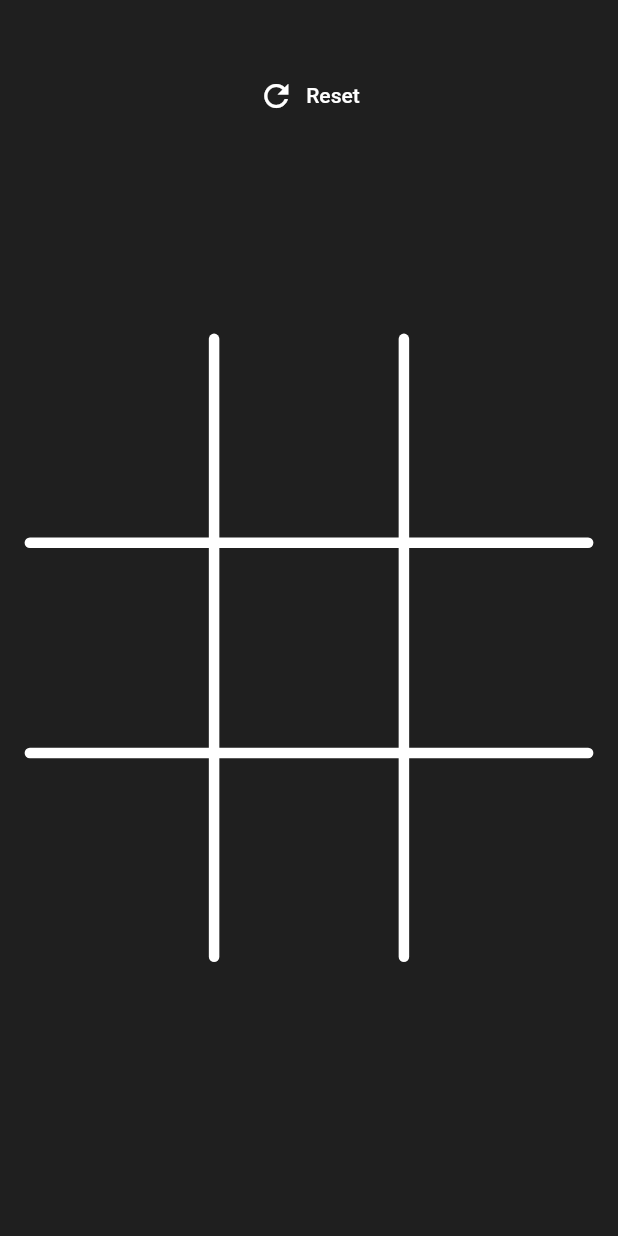
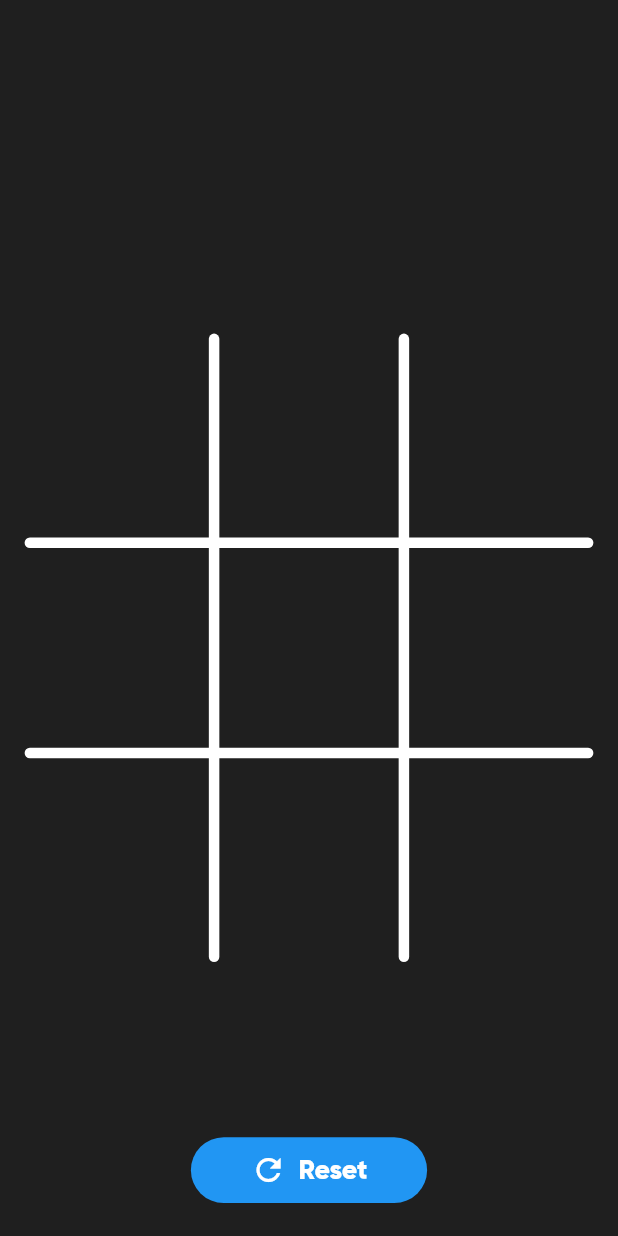
Before and after one commit to surajsisodia/tic-tac-toe, a Flutter app: the screen it shows after launch, after a tap on "Reset", on a phone screen of 412 x 824 dp. Run offline on Flutter 3.47's test engine with Material 2 defaults, Android fonts, the phone set to English and light mode, and no system bars; our stand-ins replace flutter_riverpod, flutter_screenutil, riverpod.

Commit message:
Fix: Riverpod + Grid State

```diff
--- a/lib/enums/tile_type.dart
+++ /dev/null
@@ -1 +0,0 @@
-enum TileType { Circle, Square }
--- a/lib/main.dart
+++ b/lib/main.dart
@@ -1,24 +1,20 @@
 import 'package:flutter/material.dart';
 import 'package:flutter_riverpod/flutter_riverpod.dart';
 import 'package:flutter_screenutil/flutter_screenutil.dart';
-import 'package:get_it/get_it.dart';
 import 'package:tic_tac_toe/screens/home_page.dart';
-import 'package:tic_tac_toe/utils.dart/theme.dart';
-import 'package:tic_tac_toe/view_model/home_page_state.dart';
+import 'package:tic_tac_toe/utils/theme.dart';
 
 void main() async {
   await ScreenUtil.ensureScreenSize();
 
-  getIt.registerSingleton<HomePageState>(HomePageState());
   runApp(const MyApp());
 }
 
-final getIt = GetIt.instance;
+GlobalKey<NavigatorState> navigationKey = GlobalKey();
 
 class MyApp extends StatelessWidget {
   const MyApp({super.key});
 
-  // This widget is the root of your application.
   @override
   Widget build(BuildContext context) {
     return ScreenUtilInit(
@@ -26,8 +22,9 @@ class MyApp extends StatelessWidget {
         builder: (context, _) {
           return ProviderScope(
             child: MaterialApp(
-              title: 'Flutter Demo',
+              title: 'Tic-Tac-Toe',
               debugShowCheckedModeBanner: false,
+              navigatorKey: navigationKey,
               theme: AppTheme().theme(),
               home: HomePage(),
             ),
--- a/lib/riverpod/app_flow_provider.dart
+++ /dev/null
@@ -1,68 +0,0 @@
-import 'package:flutter/material.dart';
-import 'package:riverpod/riverpod.dart';
-
-final chanceProvider = StateProvider<bool>((ref) => false);
-
-// final gridProvider = StateProvider<List<List<String>>>(
-//     (ref) => List.generate(3, (index) => List.generate(3, (i) => "")));
-
-// class GridStateNotifier extends StateNotifier {
-//   GridStateNotifier(super.state);
-
-//   checkWinner() {
-//     //Check Horizontal
-//   }
-// }
-
-final gridStateProvider = StateProvider<GridState>((ref) => GridState());
-
-class GridState {
-  List<List<String>> grid =
-      List.generate(3, (index) => List.generate(3, (i) => ""));
-  String? winner;
-
-  @override
-  bool operator ==(Object object) {
-    return (object is GridState) &&
-        (object.grid == this.grid || object.grid == this.winner);
-  }
-
-  void setWinner() {
-    winner = checkWinner();
-  }
-
-  String? checkWinner() {
-    //Check Horizontal
-    for (int i = 0; i < 3; i++) {
-      if (grid[i][0] == 'o' && grid[i][1] == 'o' && grid[i][2] == 'o')
-        return 'o';
-      else if (grid[i][0] == 'x' && grid[i][1] == 'x' && grid[i][2] == 'x')
-        return 'x';
-    }
-
-    //Check Vertically
-    for (int i = 0; i < 3; i++) {
-      if (grid[0][i] == 'o' && grid[1][i] == 'o' && grid[2][i] == 'o')
-        return 'o';
-      else if (grid[0][i] == 'x' && grid[1][i] == 'x' && grid[2][i] == 'x')
-        return 'x';
-    }
-
-    //Check Top-Left to Bottom right Diagonally
-    if (grid[0][0] == 'o' && grid[1][1] == 'o' && grid[2][2] == 'o')
-      return 'o';
-    else if (grid[0][0] == 'x' && grid[1][1] == 'x' && grid[2][2] == 'x')
-      return 'x';
-
-    //Check Top-right to Bottom left Diagonally
-    if (grid[0][2] == 'o' && grid[1][1] == 'o' && grid[2][0] == 'o')
-      return 'o';
-    else if (grid[0][2] == 'x' && grid[1][1] == 'x' && grid[2][0] == 'x')
-      return 'x';
-
-    return null;
-  }
-}
-
-// final homeStateNotifier =
-//     StateNotifierProvider<GridState>((ref) => GridState(state));
--- /dev/null
+++ b/lib/riverpod/grid_state_provider.dart
@@ -0,0 +1,9 @@
+import 'package:riverpod/riverpod.dart';
+import 'package:tic_tac_toe/view_model/grid_state_model.dart';
+
+final gridStateProvider = StateProvider<GridState>(
+  (ref) => GridState(
+    grid: List.generate(3, (index) => List.generate(3, (i) => "")),
+    chance: true,
+  ),
+);
--- a/lib/screens/home_page.dart
+++ b/lib/screens/home_page.dart
@@ -1,11 +1,13 @@
 import 'package:flutter/material.dart';
 import 'package:flutter_riverpod/flutter_riverpod.dart';
 import 'package:flutter_screenutil/flutter_screenutil.dart';
-import 'package:tic_tac_toe/riverpod/app_flow_provider.dart';
-import 'package:tic_tac_toe/utils.dart/palettes.dart';
+import 'package:tic_tac_toe/riverpod/grid_state_provider.dart';
+import 'package:tic_tac_toe/utils/palettes.dart';
+import 'package:tic_tac_toe/view_model/grid_state_model.dart';
 import 'package:tic_tac_toe/widgets/circle.dart';
 import 'package:tic_tac_toe/widgets/cross.dart';
 import 'package:tic_tac_toe/widgets/grid.dart';
+import 'package:tic_tac_toe/widgets/pattern_line.dart';
 
 class HomePage extends StatelessWidget {
   const HomePage({super.key});
@@ -21,39 +23,38 @@ class HomePage extends StatelessWidget {
             Padding(
               padding: const EdgeInsets.only(top: 20),
               child: Align(
-                alignment: Alignment.topCenter,
-                child: TextButton.icon(
-                  onPressed: () {},
+                alignment: Alignment.bottomCenter,
+                child: Consumer(builder: (context, ref, _) {
+                  return TextButton.icon(
+                    onPressed: () {
+                      ref.read(gridStateProvider.notifier).state = GridState(
+                        grid: List.generate(
+                            3, (index) => List.generate(3, (i) => "")),
+                        chance: true,
+                        winner: null,
+                        lineCoord: null,
+                      );
+                    },
+                    style: TextButton.styleFrom(
+                      backgroundColor: Colors.blue,
+                      shape: RoundedRectangleBorder(
+                          borderRadius: BorderRadius.circular(200.w)),
+                      padding: EdgeInsets.symmetric(
+                          horizontal: 40.w, vertical: 10.w),
+                    ),
                     icon: Icon(
                       Icons.refresh,
                       color: Colors.white,
                     ),
                     label: Text(
                       "Reset",
-                    style: TextStyle(color: Colors.white),
+                      style: Theme.of(context).textTheme.bodyText1!.copyWith(
+                          fontSize: 18.sp, fontWeight: FontWeight.w700),
+                    ),
+                  );
+                }),
               ),
             ),
-              ),
-            ),
-            Consumer(builder: (context, ref, _) {
-              final gridState = ref.watch(gridStateProvider).winner;
-              final chance = ref.watch(chanceProvider);
-
-              print("Winner : $gridState");
-              return gridState != null
-                  ? Padding(
-                      padding: const EdgeInsets.only(bottom: 20),
-                      child: Align(
-                        alignment: Alignment.bottomCenter,
-                        child: Text(
-                          "$gridState Win",
-                          style:
-                              TextStyle(color: Colors.white, fontSize: 24.sp),
-                        ),
-                      ),
-                    )
-                  : SizedBox();
-            }),
             Align(
               alignment: Alignment.center,
               child: Container(
@@ -65,6 +66,21 @@ class HomePage extends StatelessWidget {
                 ),
               ),
             ),
+            Consumer(builder: (context, ref, _) {
+              final gridState = ref.watch(gridStateProvider);
+
+              return gridState.lineCoord == null
+                  ? SizedBox()
+                  : Align(
+                      alignment: Alignment.center,
+                      child: Container(
+                        margin: EdgeInsets.only(top: 80.w),
+                        width: ScreenUtil().screenWidth,
+                        height: ScreenUtil().screenWidth,
+                        child: PatternLine(lineCoord: gridState.lineCoord!),
+                      ),
+                    );
+            }),
             Align(
               alignment: Alignment.center,
               child: GridView.builder(
@@ -72,30 +88,23 @@ class HomePage extends StatelessWidget {
                   itemCount: 9,
                   gridDelegate: SliverGridDelegateWithFixedCrossAxisCount(
                     crossAxisCount: 3,
-                    mainAxisSpacing: 20.w,
+                    mainAxisSpacing: 33.w,
                     crossAxisSpacing: 20.w,
                   ),
                   itemBuilder: (context, index) =>
                       Consumer(builder: (context, ref, _) {
-                        final chance = ref.watch(chanceProvider);
-                        final grid = ref.watch(gridStateProvider).grid;
-                        final gridState = ref
-                            .read(gridStateProvider.notifier)
-                            .state
-                            .checkWinner();
-
-                        print(grid);
+                        final grid = ref.watch(gridStateProvider);
 
                         return Padding(
                             padding: EdgeInsets.all(10.w),
-                            child: grid[index % 3][index ~/ 3] == 'o'
+                            child: grid.grid![index % 3][index ~/ 3] == 'o'
                                 ? Circle()
-                                : grid[index % 3][index ~/ 3] == 'x'
+                                : grid.grid![index % 3][index ~/ 3] == 'x'
                                     ? Cross()
                                     : EmptyTile(
                                         x: index % 3,
                                         y: index ~/ 3,
-                                        chance: chance));
+                                        chance: grid.chance));
                       })),
             ),
           ],
@@ -111,17 +120,21 @@ class EmptyTile extends ConsumerWidget {
 
   final int x;
   final int y;
-  final bool chance;
+  final bool? chance;
 
   @override
   Widget build(BuildContext context, WidgetRef ref) {
     return GestureDetector(
       onTap: () {
-        print("Called");
-        ref.read(gridStateProvider.notifier).state.grid[x][y] =
-            chance ? 'o' : 'x';
-        ref.read(chanceProvider.notifier).state = !chance;
-        ref.read(gridStateProvider.notifier).state.setWinner();
+        if (chance == null) return;
+
+        var temp = ref.read(gridStateProvider.notifier).state;
+        temp.grid![x][y] = chance! ? 'o' : 'x';
+
+        ref.read(gridStateProvider.notifier).state =
+            GridState(chance: !(temp.chance!), grid: temp.grid);
+
+        ref.read(gridStateProvider).setWinner();
       },
       child: Container(
         color: Colors.transparent,
--- a/lib/utils.dart/theme.dart
+++ /dev/null
@@ -1,126 +0,0 @@
-import 'package:flutter/material.dart';
-import 'package:flutter_screenutil/flutter_screenutil.dart';
-import 'package:tic_tac_toe/utils.dart/palettes.dart';
-
-class AppTheme {
-  double bodyMargin = 30.w;
-
-  ThemeData theme() {
-    return ThemeData(
-      primarySwatch: MaterialColor(0xFF0066FF, {
-        50: primaryBlue.withOpacity(0.05),
-        100: primaryBlue.withOpacity(0.1),
-        200: primaryBlue.withOpacity(0.2),
-        300: primaryBlue.withOpacity(0.3),
-        400: primaryBlue.withOpacity(0.4),
-        500: primaryBlue.withOpacity(0.5),
-        600: primaryBlue.withOpacity(0.6),
-        700: primaryBlue.withOpacity(0.7),
-        800: primaryBlue.withOpacity(0.8),
-        900: primaryBlue.withOpacity(0.9),
-      }),
-      primaryColor: primaryBlue,
-      // highlightColor: Colors.transparent,
-      // inputDecorationTheme: InputDecorationTheme(
-      //   errorStyle: TextStyle(fontFamily: 'Gilroy'),
-      //   enabledBorder: UnderlineInputBorder(
-      //     borderSide: BorderSide(color: Color(0xFFCCCCCC)),
-      //   ),
-      //   focusedBorder: UnderlineInputBorder(
-      //     borderSide: BorderSide(color: Colors.white),
-      //   ),
-      //   errorBorder: UnderlineInputBorder(
-      //     borderSide: BorderSide(color: Colors.red),
-      //   ),
-      //   focusedErrorBorder: UnderlineInputBorder(
-      //     borderSide: BorderSide(color: Colors.red),
-      //   ),
-      // ),
-      scaffoldBackgroundColor: backgroundColor,
-      // iconTheme: IconThemeData(color: white),
-      // primaryIconTheme: IconThemeData(color: white),
-      // appBarTheme: AppBarTheme(
-      //   actionsIconTheme: IconThemeData(color: white),
-      //   iconTheme: IconThemeData(color: white),
-      //   titleTextStyle: TextStyle(
-      //     fontSize: 22.sp,
-      //     fontWeight: FontWeight.w700,
-      //     color: white,
-      //     fontFamily: 'Gilroy',
-      //   ),
-      //   backgroundColor: Colors.white,
-      //   elevation: 0,
-      // ),
-      buttonTheme: ButtonThemeData(
-        buttonColor: primaryGreen,
-        shape: RoundedRectangleBorder(
-          borderRadius: BorderRadius.circular(
-            7,
-          ),
-        ),
-      ),
-      textTheme: TextTheme(
-        headline1: TextStyle(
-          fontSize: 24.sp,
-          fontWeight: FontWeight.w900,
-          color: white,
-          fontFamily: 'BrandingSF',
-        ),
-        headline2: TextStyle(
-          fontSize: 24.sp,
-          fontWeight: FontWeight.w800,
-          color: white,
-          fontFamily: 'Gilroy',
-        ),
-        headline3: TextStyle(
-          fontSize: 18.sp,
-          fontWeight: FontWeight.w900,
-          color: white,
-          fontFamily: 'BrandingSF',
-        ),
-        headline4: TextStyle(
-          fontSize: 18.sp,
-          fontWeight: FontWeight.w800,
-          color: white,
-          fontFamily: 'Gilroy',
-        ),
-        headline6: TextStyle(
-          fontSize: 16.sp,
-          fontWeight: FontWeight.w700,
-          color: white,
-          fontFamily: 'Gilroy',
-        ),
-        bodyText1: TextStyle(
-          fontSize: 14.sp,
-          fontWeight: FontWeight.w600,
-          color: white,
-          fontFamily: 'Gilroy',
-        ),
-        bodyText2: TextStyle(
-          fontSize: 14.sp,
-          fontWeight: FontWeight.w500,
-          color: white,
-          fontFamily: 'Gilroy',
-        ),
-        subtitle1: TextStyle(
-          fontSize: 12.sp,
-          fontWeight: FontWeight.w500,
-          color: white,
-          fontFamily: 'Gilroy',
-        ),
-        subtitle2: TextStyle(
-          fontSize: 12.sp,
-          fontWeight: FontWeight.w800,
-          color: white,
-          fontFamily: 'Gilroy',
-        ),
-      ).apply(
-        bodyColor: white,
-        displayColor: white,
-      ),
-    );
-  }
-}
-
-SizedBox verticalSpace(double h) => SizedBox(height: h);
-SizedBox horizontalSpace(double w) => SizedBox(width: w);
--- a/lib/utils.dart/palettes.dart
+++ b/lib/utils/palettes.dart
@@ -1,8 +1,4 @@
 import 'package:flutter/material.dart';
 
-const Color primaryBlue = const Color(0xFF0066FF);
-const Color primaryGreen = const Color(0xFF39C7A5);
-
 const Color white = Colors.white;
-
 const Color backgroundColor = Color(0xFF1F1F1F);
--- /dev/null
+++ b/lib/utils/theme.dart
@@ -0,0 +1,34 @@
+import 'package:flutter/material.dart';
+import 'package:flutter_screenutil/flutter_screenutil.dart';
+import 'package:tic_tac_toe/utils/palettes.dart';
+
+class AppTheme {
+  ThemeData theme() {
+    return ThemeData(
+      primarySwatch: Colors.blue,
+      primaryColor: Colors.blue,
+      dialogTheme: DialogTheme(backgroundColor: Color(0xFF1F1F1F)),
+      scaffoldBackgroundColor: backgroundColor,
+      textTheme: TextTheme(
+        bodyText1: TextStyle(
+          fontSize: 14.sp,
+          fontWeight: FontWeight.w600,
+          color: white,
+          fontFamily: 'Gilroy',
+        ),
+        bodyText2: TextStyle(
+          fontSize: 14.sp,
+          fontWeight: FontWeight.w500,
+          color: white,
+          fontFamily: 'Gilroy',
+        ),
+      ).apply(
+        bodyColor: white,
+        displayColor: white,
+      ),
+    );
+  }
+}
+
+SizedBox verticalSpace(double h) => SizedBox(height: h);
+SizedBox horizontalSpace(double w) => SizedBox(width: w);
```
Also changed, not shown: lib/view_model/grid_state_model.dart (added, +92 -0 lines), lib/view_model/home_page_state.dart (deleted, +0 -10 lines), lib/widgets/pattern_line.dart (added, +75 -0 lines), lib/widgets/winner_dialog_box.dart (added, +74 -0 lines), pubspec.yaml (+8 -58 lines), assets/fonts/Gilroy-ExtraBold.ttf (added), assets/fonts/Gilroy-SemiBold.ttf (added), pubspec.lock, 6 other files. Lines whose indentation alone changed are shown as unchanged.
